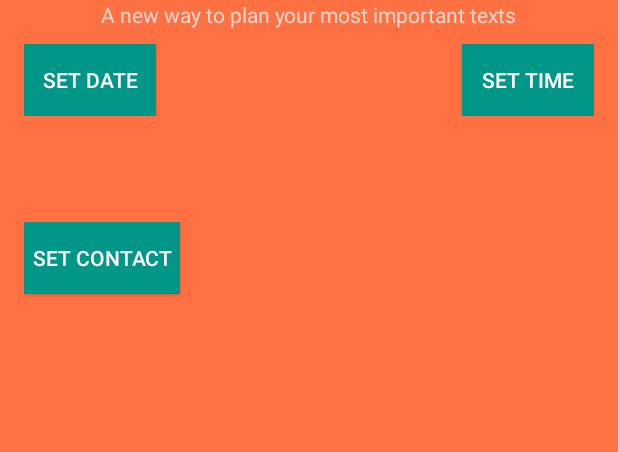
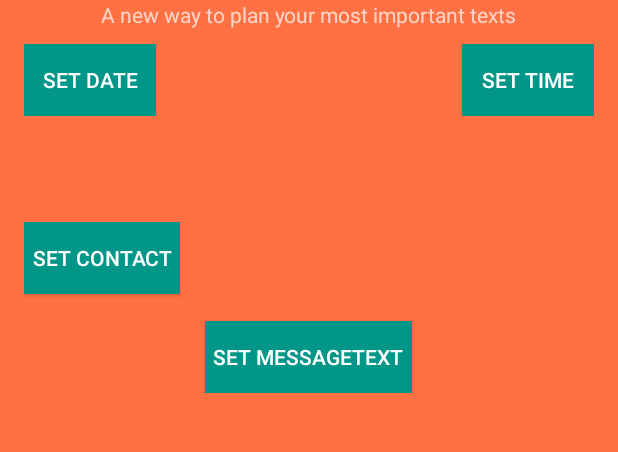
Before and after one commit to gauthamcity12/TextScheduler, an Android app: the screen it shows after launch (MainActivity), on a phone screen of 412 x 824 dp, the part 137-589 px from its top. Run offline under Robolectric (Android 15) with nearby library versions, the phone set to English and light mode, and no system bars.

Commit message:
Initial commits for Text Dialog
Started working on alert dialog for message input for the text itself

```diff
--- a/app/src/main/java/com/gauthamcity12/textscheduler/MainActivity.java
+++ b/app/src/main/java/com/gauthamcity12/textscheduler/MainActivity.java
@@ -1,6 +1,7 @@
 package com.gauthamcity12.textscheduler;
 
 import android.app.Activity;
+import android.app.AlertDialog;
 import android.app.DatePickerDialog;
 import android.app.TimePickerDialog;
 import android.content.Intent;
@@ -9,6 +10,7 @@ import android.database.sqlite.SQLiteDatabase;
 import android.net.Uri;
 import android.provider.ContactsContract;
 import android.os.Bundle;
+import android.text.InputType;
 import android.view.Menu;
 import android.view.MenuItem;
 import android.view.View;
@@ -87,8 +89,6 @@ public class MainActivity extends Activity {
                 int monthSet = monthOfYear;
                 int daySet = dayOfMonth;
 
-
-
                 if(dayOfMonth < Calendar.getInstance().get(Calendar.DAY_OF_MONTH) || monthOfYear < Calendar.getInstance().get(Calendar.MONTH) || year < Calendar.getInstance().get(Calendar.YEAR)){
                     yearSet = Calendar.getInstance().get(Calendar.YEAR);
                     monthSet = Calendar.getInstance().get(Calendar.MONTH);
@@ -105,6 +105,17 @@ public class MainActivity extends Activity {
         }, newCal.get(Calendar.YEAR), newCal.get(Calendar.MONTH), newCal.get(Calendar.DAY_OF_MONTH));
         dpDialog.show();
     }
+
+    public void saveMessage(View view){
+        AlertDialog.Builder builder = new AlertDialog.Builder(this);
+        builder.setTitle("Message Content");
+
+        final EditText input = new EditText(this);
+        input.setInputType(InputType.TYPE_CLASS_TEXT);
+        builder.setView(input);
+    }
+
+
 
     public void saveContact(View view){
         Intent intent = new Intent(Intent.ACTION_PICK, ContactsContract.Contacts.CONTENT_URI);
--- a/app/src/main/res/layout/activity_main.xml
+++ b/app/src/main/res/layout/activity_main.xml
@@ -103,4 +103,35 @@
             android:layout_alignParentEnd="true"/>
     </RelativeLayout>
 
+    <RelativeLayout
+        android:layout_width="match_parent"
+        android:layout_height="wrap_content"
+        android:orientation="vertical"
+        android:paddingBottom="10dp">
+
+        <Button android:id="@+id/messageButton"
+            android:layout_width="wrap_content"
+            android:layout_height="wrap_content"
+            android:text="Set MessageText"
+            android:textColor="#FFFFFF"
+            android:background="#009688"
+            android:height="5dp"
+            android:onClick="saveMessage"
+            android:padding="5dp"
+            android:layout_marginTop="5dp"
+            android:layout_gravity="center_horizontal"
+            android:layout_alignParentTop="true"
+            android:layout_centerHorizontal="true" />
+
+        <EditText android:id="@+id/messageText"
+            android:layout_width="wrap_content"
+            android:layout_height="wrap_content"
+            android:text=""
+            android:textColor="#FFFFFF"
+            android:layout_marginTop="5dp"
+            android:visibility="invisible"
+            android:layout_centerHorizontal="true"
+            android:layout_alignParentEnd="true"/>
+    </RelativeLayout>
+
 </LinearLayout>
```
